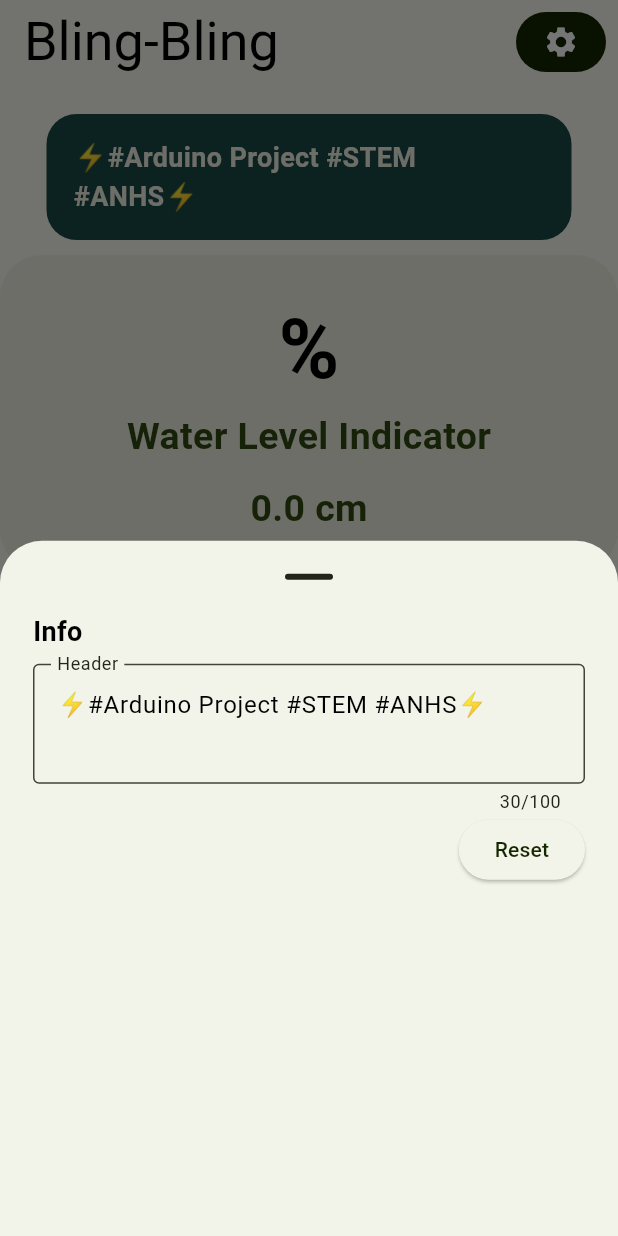
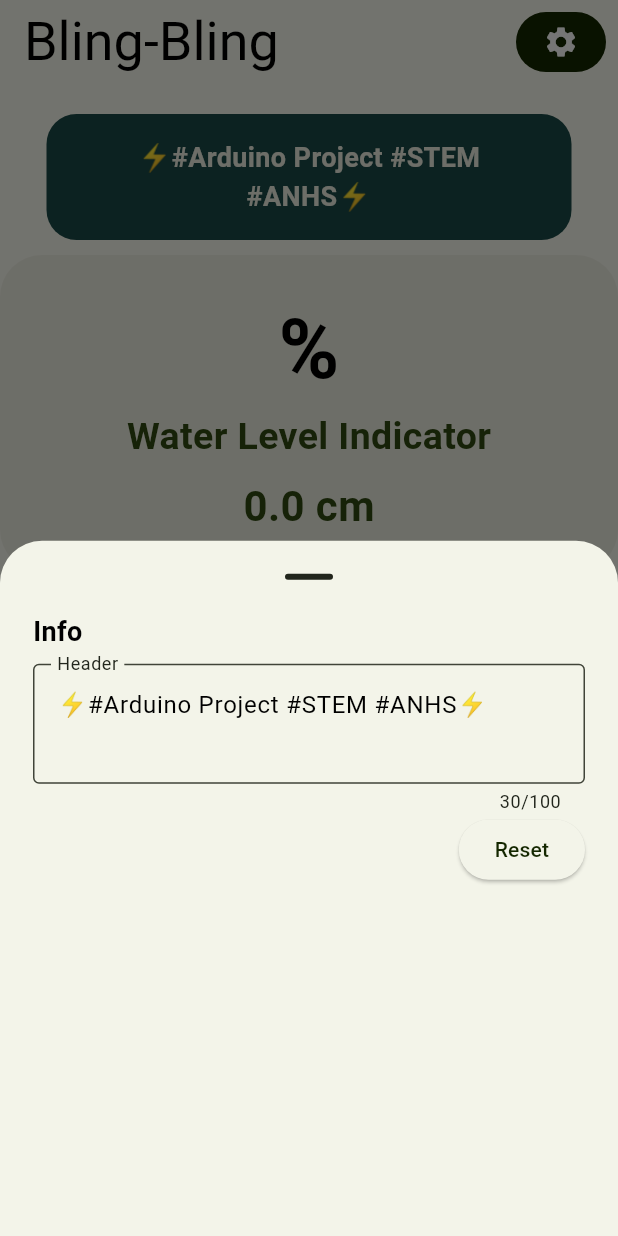
Before and after one commit to gwn06/bling-bling, a Flutter app: the screen it shows after launch, after a tap on "⚡#Arduino Project #STEM #ANHS⚡", on a phone screen of 412 x 824 dp. Run offline on Flutter 3.47's test engine with Material 3 defaults, Android fonts, the light colour scheme and no system bars; our stand-ins replace cloud_firestore, firebase_core, firebase_database, flutter_bloc, flutter_local_notifications, shared_preferences and 1 more; missing offline and left inert: flutter_background_service, gauge_indicator; accounts and stored records are empty; generated files the repository leaves out were written again; statements that could not run were skipped.

Commit message:
adjust card text alignment to center

```diff
--- a/lib/src/charts_feature/charts_view.dart
+++ b/lib/src/charts_feature/charts_view.dart
@@ -172,7 +172,55 @@ class _ChartsViewState extends State<ChartsView> {
       child: Scaffold(
         backgroundColor: Theme.of(context).colorScheme.surface,
         appBar: AppBar(
-          title: InkWell(
+          title: buildAppBarWidget(context, appbarController),
+          actions: [
+            IconButton.filled(
+              style: ButtonStyle(
+                shape: WidgetStatePropertyAll(
+                  RoundedRectangleBorder(
+                    borderRadius: BorderRadius.circular(20),
+                  ),
+                ),
+              ),
+              padding: const EdgeInsets.symmetric(horizontal: 18),
+              icon: Icon(
+                Icons.settings,
+                color: Theme.of(context).colorScheme.onPrimaryContainer,
+              ),
+              onPressed: () {
+                Navigator.restorablePushNamed(context, SettingsView.routeName);
+              },
+            ),
+            const SizedBox(width: 8)
+          ],
+        ),
+        body: Center(
+          child: Column(
+            children: [
+              const SizedBox(height: 20),
+              buildHeaderInfoWidget(
+                  context, headerInfoController, headerInfoText),
+              const SizedBox(height: 10),
+              buildWaterLevelWidget(
+                  context,
+                  emptyTankController,
+                  fullTankController,
+                  selectedOperation1,
+                  tankLevel1Controller,
+                  switchTankLevel1,
+                  selectedOperation2,
+                  tankLevel2Controller,
+                  switchTankLevel2),
+            ],
+          ),
+        ),
+      ),
+    );
+  }
+
+  InkWell buildAppBarWidget(
+      BuildContext context, TextEditingController appbarController) {
+    return InkWell(
       onTap: () {
         showModalBottomSheet(
           showDragHandle: true,
@@ -218,8 +266,7 @@ class _ChartsViewState extends State<ChartsView> {
                         child: ElevatedButton(
                           onPressed: () {
                             setState(() {
-                                    SPHelper.sp.saveString(
-                                        SPStrings.appBarTitle,
+                              SPHelper.sp.saveString(SPStrings.appBarTitle,
                                   SPStrings.defaultAppBarTitle);
                             });
                           },
@@ -234,102 +281,21 @@ class _ChartsViewState extends State<ChartsView> {
           },
         );
       },
-            child: Text(appbarController.text,
-                style: const TextStyle(fontSize: 36)),
-          ),
-          actions: [
-            IconButton.filled(
-              style: ButtonStyle(
-                shape: WidgetStatePropertyAll(
-                  RoundedRectangleBorder(
-                    borderRadius: BorderRadius.circular(20),
-                  ),
-                ),
-              ),
-              padding: const EdgeInsets.symmetric(horizontal: 18),
-              icon: Icon(
-                Icons.settings,
-                color: Theme.of(context).colorScheme.onPrimaryContainer,
-              ),
-              onPressed: () {
-                Navigator.restorablePushNamed(context, SettingsView.routeName);
-              },
-            ),
-            const SizedBox(width: 8)
-          ],
-        ),
-        body: Center(
-          child: Column(
-            children: [
-              const SizedBox(height: 20),
-              Flexible(
-                child: InkWell(
-                  onTap: () {
-                    showModalBottomSheet<void>(
-                      context: context,
-                      showDragHandle: true,
-                      builder: (context) {
-                        return SizedBox(
-                          height: 650,
-                          child: Center(
-                            child: Padding(
-                              padding:
-                                  const EdgeInsets.symmetric(horizontal: 22),
-                              child: Column(
-                                children: <Widget>[
-                                  const Align(
-                                    alignment: Alignment.centerLeft,
-                                    child: Text(
-                                      "Info",
-                                      style: TextStyle(
-                                          fontSize: 18,
-                                          fontWeight: FontWeight.bold),
-                                    ),
-                                  ),
-                                  const SizedBox(height: 8),
-                                  TextField(
-                                    maxLength: 100,
-                                    controller: headerInfoController,
-                                    decoration: const InputDecoration(
-                                      border: OutlineInputBorder(),
-                                      labelText: "Header",
-                                    ),
-                                    maxLines: 2,
-                                    onChanged: (value) {
-                                      if (value.isEmpty) return;
-                                      setState(() {
-                                        headerInfoController.text = value;
-                                        SPHelper.sp.saveString(
-                                            SPStrings.headerInfoText, value);
-                                      });
-                                    },
-                                  ),
-                                  Align(
-                                    alignment: Alignment.centerRight,
-                                    child: ElevatedButton(
-                                      onPressed: () {
-                                        setState(() {
-                                          SPHelper.sp.saveString(
-                                              SPStrings.headerInfoText,
-                                              SPStrings.defaultHeaderInfoText);
-                                        });
-                                      },
-                                      child: const Text("Reset"),
-                                    ),
-                                  )
-                                ],
-                              ),
-                            ),
-                          ),
+      child: Text(appbarController.text, style: const TextStyle(fontSize: 36)),
     );
-                      },
-                    );
-                  },
-                  child: InfoCard(header: headerInfoText),
-                ),
-              ),
-              const SizedBox(height: 10),
-              InkWell(
+  }
+
+  InkWell buildWaterLevelWidget(
+      BuildContext context,
+      TextEditingController emptyTankController,
+      TextEditingController fullTankController,
+      String selectedOperation1,
+      TextEditingController tankLevel1Controller,
+      bool switchTankLevel1,
+      String selectedOperation2,
+      TextEditingController tankLevel2Controller,
+      bool switchTankLevel2) {
+    return InkWell(
       onTap: () {
         showModalBottomSheet<void>(
           context: context,
@@ -344,14 +310,12 @@ class _ChartsViewState extends State<ChartsView> {
             ];
 
             return SingleChildScrollView(
-                        child:
-                            StatefulBuilder(builder: (context, setSheetState) {
+              child: StatefulBuilder(builder: (context, setSheetState) {
                 return SizedBox(
                   height: 650,
                   child: Center(
                     child: Padding(
-                                padding:
-                                    const EdgeInsets.symmetric(horizontal: 22),
+                      padding: const EdgeInsets.symmetric(horizontal: 22),
                       child: Column(
                         // mainAxisAlignment: MainAxisAlignment.center,
                         // mainAxisSize: MainAxisSize.min,
@@ -361,8 +325,7 @@ class _ChartsViewState extends State<ChartsView> {
                             child: Text(
                               "Water Distance",
                               style: TextStyle(
-                                            fontSize: 18,
-                                            fontWeight: FontWeight.bold),
+                                  fontSize: 18, fontWeight: FontWeight.bold),
                             ),
                           ),
                           const SizedBox(height: 14),
@@ -379,11 +342,9 @@ class _ChartsViewState extends State<ChartsView> {
                             ),
                             onChanged: (value) {
                               if (value.isEmpty) return;
-                                        var parsedValue =
-                                            double.tryParse(value) ?? 0;
+                              var parsedValue = double.tryParse(value) ?? 0;
                               SPHelper.sp.saveDouble(
-                                            SPStrings.waterDistanceEmpty,
-                                            parsedValue);
+                                  SPStrings.waterDistanceEmpty, parsedValue);
                             },
                           ),
                           const SizedBox(height: 14),
@@ -400,11 +361,9 @@ class _ChartsViewState extends State<ChartsView> {
                             ),
                             onChanged: (value) {
                               if (value.isEmpty) return;
-                                        var parsedValue =
-                                            double.tryParse(value) ?? 0;
+                              var parsedValue = double.tryParse(value) ?? 0;
                               SPHelper.sp.saveDouble(
-                                            SPStrings.waterDistanceFull,
-                                            parsedValue);
+                                  SPStrings.waterDistanceFull, parsedValue);
                             },
                           ),
                           const SizedBox(height: 18),
@@ -413,8 +372,7 @@ class _ChartsViewState extends State<ChartsView> {
                             child: Text(
                               "Notification",
                               style: TextStyle(
-                                            fontSize: 18,
-                                            fontWeight: FontWeight.bold),
+                                  fontSize: 18, fontWeight: FontWeight.bold),
                             ),
                           ),
                           const SizedBox(height: 18),
@@ -427,8 +385,7 @@ class _ChartsViewState extends State<ChartsView> {
                                   value: selectedOperation1,
                                   items: operationsItems
                                       .map(
-                                                  (item) =>
-                                                      DropdownMenuItem<String>(
+                                        (item) => DropdownMenuItem<String>(
                                           value: item.value,
                                           child: Text(item.label),
                                         ),
@@ -438,8 +395,7 @@ class _ChartsViewState extends State<ChartsView> {
                                     setSheetState(() {
                                       selectedOperation1 = value!;
                                       SPHelper.sp.saveString(
-                                                    SPStrings
-                                                        .selectedLogicalOperation1,
+                                          SPStrings.selectedLogicalOperation1,
                                           value);
                                     });
                                   },
@@ -452,8 +408,7 @@ class _ChartsViewState extends State<ChartsView> {
                                   controller: tankLevel1Controller,
                                   keyboardType: TextInputType.number,
                                   inputFormatters: [
-                                              FilteringTextInputFormatter
-                                                  .digitsOnly,
+                                    FilteringTextInputFormatter.digitsOnly,
                                     FilteringTextInputFormatter.allow(
                                         RegExp(r'[0-9]')),
                                     // Allow only digits
@@ -465,11 +420,9 @@ class _ChartsViewState extends State<ChartsView> {
                                   ),
                                   onChanged: (value) {
                                     if (value.isEmpty) return;
-                                              var parsedValue =
-                                                  int.tryParse(value) ?? 0;
+                                    var parsedValue = int.tryParse(value) ?? 0;
                                     SPHelper.sp.saveInt(
-                                                  SPStrings.tankLevel1,
-                                                  parsedValue);
+                                        SPStrings.tankLevel1, parsedValue);
                                   },
                                 ),
                               ),
@@ -482,9 +435,7 @@ class _ChartsViewState extends State<ChartsView> {
                                       setSheetState(() {
                                         switchTankLevel1 = value;
                                         SPHelper.sp.saveBool(
-                                                      SPStrings
-                                                          .switchTankLevel1,
-                                                      value);
+                                            SPStrings.switchTankLevel1, value);
                                       });
                                     },
                                   ))
@@ -500,8 +451,7 @@ class _ChartsViewState extends State<ChartsView> {
                                   value: selectedOperation2,
                                   items: operationsItems
                                       .map(
-                                                  (item) =>
-                                                      DropdownMenuItem<String>(
+                                        (item) => DropdownMenuItem<String>(
                                           value: item.value,
                                           child: Text(item.label),
                                         ),
@@ -511,8 +461,7 @@ class _ChartsViewState extends State<ChartsView> {
                                     setSheetState(() {
                                       selectedOperation2 = value!;
                                       SPHelper.sp.saveString(
-                                                    SPStrings
-                                                        .selectedLogicalOperation2,
+                                          SPStrings.selectedLogicalOperation2,
                                           value);
                                     });
                                   },
@@ -525,8 +474,7 @@ class _ChartsViewState extends State<ChartsView> {
                                   controller: tankLevel2Controller,
                                   keyboardType: TextInputType.number,
                                   inputFormatters: [
-                                              FilteringTextInputFormatter
-                                                  .digitsOnly,
+                                    FilteringTextInputFormatter.digitsOnly,
                                     FilteringTextInputFormatter.allow(
                                         RegExp(r'[0-9]')),
                                     // Allow only digits
@@ -538,11 +486,9 @@ class _ChartsViewState extends State<ChartsView> {
                                   ),
                                   onChanged: (value) {
                                     if (value.isEmpty) return;
-                                              var parsedValue =
-                                                  int.tryParse(value) ?? 0;
+                                    var parsedValue = int.tryParse(value) ?? 0;
                                     SPHelper.sp.saveInt(
-                                                  SPStrings.tankLevel2,
-                                                  parsedValue);
+                                        SPStrings.tankLevel2, parsedValue);
                                   },
                                 ),
                               ),
@@ -555,9 +501,7 @@ class _ChartsViewState extends State<ChartsView> {
                                       setSheetState(() {
                                         switchTankLevel2 = value;
                                         SPHelper.sp.saveBool(
-                                                      SPStrings
-                                                          .switchTankLevel2,
-                                                      value);
+                                            SPStrings.switchTankLevel2, value);
                                       });
                                     },
                                   ))
@@ -574,11 +518,71 @@ class _ChartsViewState extends State<ChartsView> {
         );
       },
       child: const WaterLevelCard(),
+    );
+  }
+
+  InkWell buildHeaderInfoWidget(BuildContext context,
+      TextEditingController headerInfoController, String headerInfoText) {
+    return InkWell(
+      onTap: () {
+        showModalBottomSheet<void>(
+          context: context,
+          showDragHandle: true,
+          builder: (context) {
+            return SizedBox(
+              height: 650,
+              child: Center(
+                child: Padding(
+                  padding: const EdgeInsets.symmetric(horizontal: 22),
+                  child: Column(
+                    children: <Widget>[
+                      const Align(
+                        alignment: Alignment.centerLeft,
+                        child: Text(
+                          "Info",
+                          style: TextStyle(
+                              fontSize: 18, fontWeight: FontWeight.bold),
                         ),
+                      ),
+                      const SizedBox(height: 8),
+                      TextField(
+                        maxLength: 100,
+                        controller: headerInfoController,
+                        decoration: const InputDecoration(
+                          border: OutlineInputBorder(),
+                          labelText: "Header",
+                        ),
+                        maxLines: 2,
+                        onChanged: (value) {
+                          if (value.isEmpty) return;
+                          setState(() {
+                            headerInfoController.text = value;
+                            SPHelper.sp
+                                .saveString(SPStrings.headerInfoText, value);
+                          });
+                        },
+                      ),
+                      Align(
+                        alignment: Alignment.centerRight,
+                        child: ElevatedButton(
+                          onPressed: () {
+                            setState(() {
+                              SPHelper.sp.saveString(SPStrings.headerInfoText,
+                                  SPStrings.defaultHeaderInfoText);
+                            });
+                          },
+                          child: const Text("Reset"),
+                        ),
+                      )
                     ],
                   ),
                 ),
               ),
             );
+          },
+        );
+      },
+      child: InfoCard(header: headerInfoText),
+    );
   }
 }
--- a/lib/src/charts_feature/widgets/info_card.dart
+++ b/lib/src/charts_feature/widgets/info_card.dart
@@ -12,13 +12,15 @@ class InfoCard extends StatelessWidget {
   Widget build(BuildContext context) {
     return Container(
       // margin: const EdgeInsets.symmetric(horizontal: 36),
-    width: 350,
+      width: 350,
       decoration: BoxDecoration(
         borderRadius: BorderRadius.circular(20),
         color: Theme.of(context).colorScheme.tertiaryContainer,
       ),
       padding: const EdgeInsets.symmetric(horizontal: 18, vertical: 16),
-      child: Text( header,
+      child: Text(
+        header,
+        textAlign: TextAlign.center,
         style: TextStyle(
           color: Theme.of(context).colorScheme.surfaceContainer,
           fontSize: 18,
--- a/lib/src/charts_feature/widgets/waterlevel_card.dart
+++ b/lib/src/charts_feature/widgets/waterlevel_card.dart
@@ -27,16 +27,12 @@ class _WaterLevelCardState extends State<WaterLevelCard> {
 
   @override
   Widget build(BuildContext context) {
-    return  BlocBuilder<WaterLevelCubit, double>(
-      builder: (context, state) {
+    return BlocBuilder<WaterLevelCubit, double>(builder: (context, state) {
       final tankLevel = getTankLevelPercentage(state);
       return Container(
         decoration: BoxDecoration(
           borderRadius: BorderRadius.circular(28),
-                  color: Theme
-                      .of(context)
-                      .colorScheme
-                      .surfaceContainer,
+          color: Theme.of(context).colorScheme.surfaceContainer,
         ),
         padding: const EdgeInsets.all(24),
         child: Column(
@@ -59,17 +55,13 @@ class _WaterLevelCardState extends State<WaterLevelCard> {
                     segmentSpacing: 5,
                     thickness: 25,
                     blendColors: true,
-                            background: Theme
-                                .of(context)
-                                .colorScheme
-                                .surface,
+                    background: Theme.of(context).colorScheme.surface,
                   ),
                   segments: const [
                     GaugeSegment(
                       from: 0,
                       to: 30,
-                              gradient:
-                              GaugeAxisGradient(
+                      gradient: GaugeAxisGradient(
                           colors: [Colors.red, Colors.orange]),
                     ),
                     GaugeSegment(
@@ -80,8 +72,7 @@ class _WaterLevelCardState extends State<WaterLevelCard> {
                     GaugeSegment(
                       from: 66.6,
                       to: 100,
-                              gradient:
-                              GaugeAxisGradient(
+                      gradient: GaugeAxisGradient(
                           colors: [Colors.yellow, Colors.blue]),
                     ),
                   ]),
@@ -92,10 +83,7 @@ class _WaterLevelCardState extends State<WaterLevelCard> {
                     style: TextStyle(
                       fontSize: 55,
                       fontWeight: FontWeight.bold,
-                              color: Theme
-                                  .of(context)
-                                  .colorScheme
-                                  .onSurface,
+                      color: Theme.of(context).colorScheme.onSurface,
                     ),
                   ),
                 );
@@ -105,28 +93,20 @@ class _WaterLevelCardState extends State<WaterLevelCard> {
               "Water Level Indicator",
               style: TextStyle(
                   fontSize: 25,
-                          color: Theme
-                              .of(context)
-                              .colorScheme
-                              .primaryContainer,
+                  color: Theme.of(context).colorScheme.primaryContainer,
                   fontWeight: FontWeight.bold),
             ),
-                    const SizedBox(height: 12),
+            const SizedBox(height: 8),
             Text(
               "$state cm",
               style: TextStyle(
-                          fontSize: 25,
-                          color: Theme
-                              .of(context)
-                              .colorScheme
-                              .primaryContainer,
+                  fontSize: 28,
+                  color: Theme.of(context).colorScheme.primaryContainer,
                   fontWeight: FontWeight.bold),
             )
           ],
         ),
       );
+    });
   }
-    );
 }
-
-}
```
Also changed, not shown: lib/main.dart (+16 -22 lines). Lines whose indentation alone changed are shown as unchanged.
